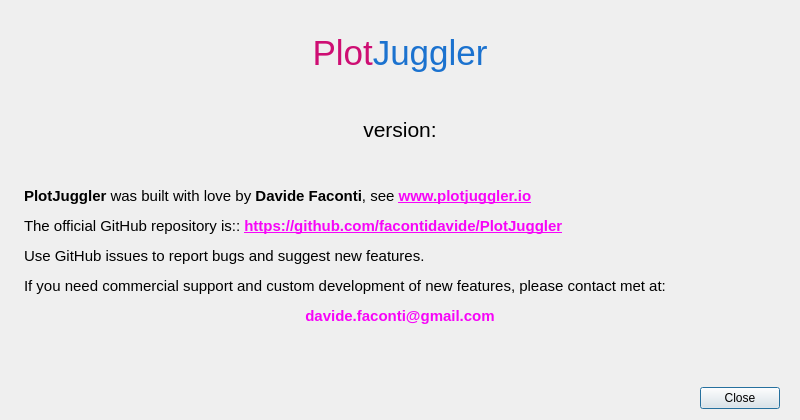
facontidavide/plotjuggler-release, file plotjuggler_app/aboutdialog.ui: the form before one commit.
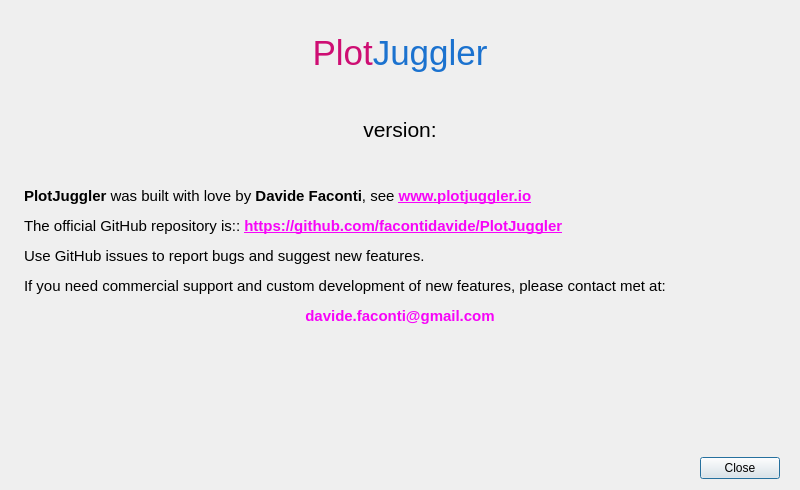
The form after the commit.

Diff of the .ui file:
```diff
--- a/plotjuggler_app/aboutdialog.ui
+++ b/plotjuggler_app/aboutdialog.ui
@@ -7,7 +7,7 @@
     <x>0</x>
     <y>0</y>
     <width>800</width>
-    <height>420</height>
+    <height>490</height>
    </rect>
   </property>
   <property name="sizePolicy">
```
